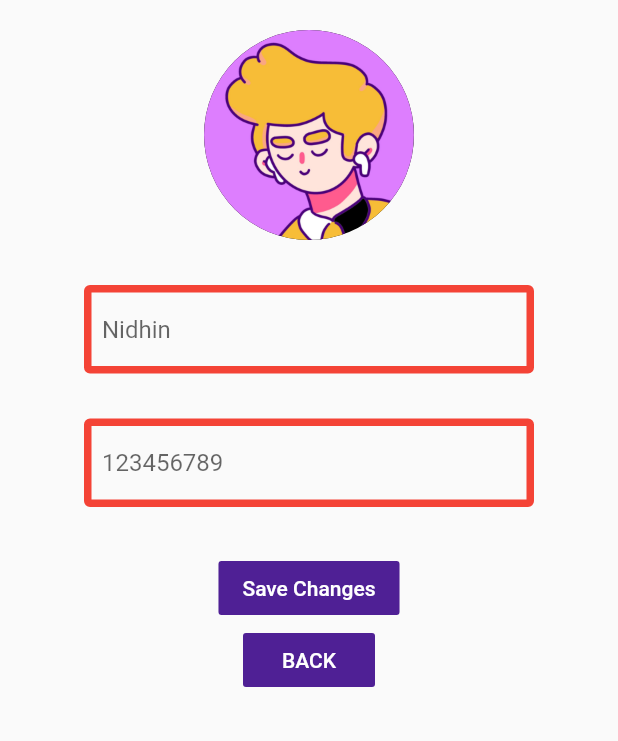
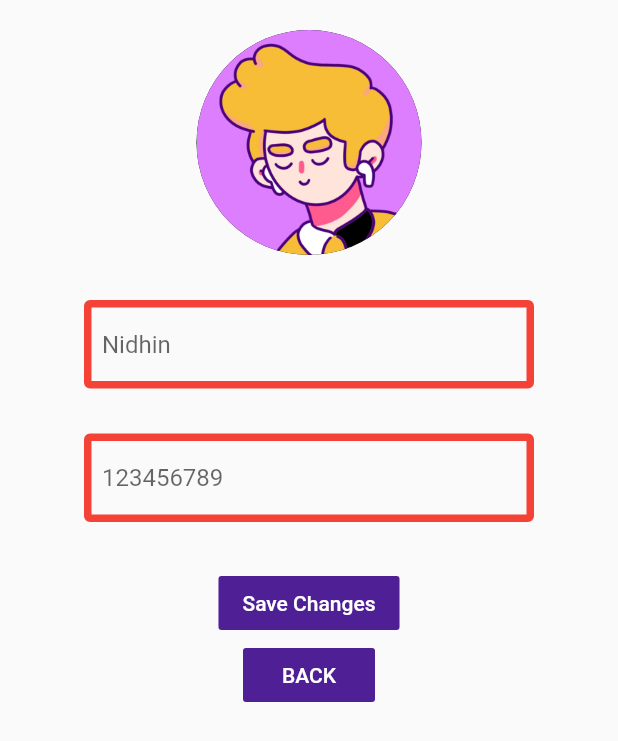
Before and after one commit to nidhin579/profile_app, a Flutter app: the screen it shows after launch, after a tap on "Edit", on a phone screen of 412 x 824 dp. Shown: the top 741 px of the screen. Run offline on Flutter 3.47's test engine with Material 2 defaults, Android fonts, the phone set to English and light mode, and no system bars; our stand-ins replace image_picker, shared_preferences; missing offline and left inert: neumorphic.

Commit message:
Fixed every bugs

```diff
--- a/lib/editpage.dart
+++ b/lib/editpage.dart
@@ -37,21 +37,16 @@ class EditPage extends StatelessWidget {
                             myModel.imagepick();
                             myModel.pic=true;
                           },
-                          child: Hero(
-                              tag: 'pro',
-                              child: Stack(
-                                alignment: Alignment.center,
-                                children: <Widget>[
-                                  CircleAvatar(
-                                    backgroundColor: Colors.black,
-                                    backgroundImage:myModel.pic?FileImage(myModel.imported): AssetImage(myModel.propic),
-                                    radius: 70,
+                          child: Container(height:150,
+                            width: 150,
+                            child: Hero(
+                                tag: 'pro',
+                                child: myModel.pic!=true?CircleAvatar(
+                                  backgroundImage:myModel.pic?FileImage(myModel.imported): AssetImage(myModel.propic),
 
-                                  ),
-
-
-                                ],
-                              )),
+                                  backgroundColor: Colors.black,
+                                ):CircleAvatar(radius: 135,backgroundColor: Colors.black,backgroundImage: FileImage(File(myModel.imagepath)),)),
+                          ),
                         )),
                     SizedBox(
                       height: 30,
--- a/lib/homepage.dart
+++ b/lib/homepage.dart
@@ -1,3 +1,5 @@
+import 'dart:io';
+
 import 'package:flutter/material.dart';
 import 'package:neumorphic/neumorphic.dart';
 import 'package:profile_app/editpage.dart';
@@ -77,11 +79,11 @@ class HomePage extends StatelessWidget {
                             height: 140,
                             child: Hero(
                                 tag: 'pro',
-                                child: CircleAvatar(
+                                child: myModel.pic!=true?CircleAvatar(
                                   backgroundImage:myModel.pic?FileImage(myModel.imported): AssetImage(myModel.propic),
                                   radius: 135,
                                   backgroundColor: Colors.black,
-                                )),
+                                ):CircleAvatar(radius: 135,backgroundColor: Colors.black,backgroundImage: FileImage(File(myModel.imagepath)),)),
                         );}
                         ),
                         SizedBox(
--- a/lib/model.dart
+++ b/lib/model.dart
@@ -15,6 +15,7 @@ class Model with ChangeNotifier{
   String propic='images/pro.png';
   bool pic=false;
   File imported;
+  String imagepath;
 
 
 
@@ -73,7 +74,7 @@ class Model with ChangeNotifier{
   readPic() async {
     final prefs = await SharedPreferences.getInstance();
     final value = prefs.getString('pic')??'';
-    value==''?propic='images/pro.png':propic=value;
+    value==''?propic='images/pro.png':imagepath=value;
     if(value!='')
       {
         pic=true;
@@ -98,7 +99,5 @@ class Model with ChangeNotifier{
     notifyListeners();
   }
 
-  getFile() async {File f = await getImageFileFromAssets('images/pro.png');
-  return f;}
 
 }
```
